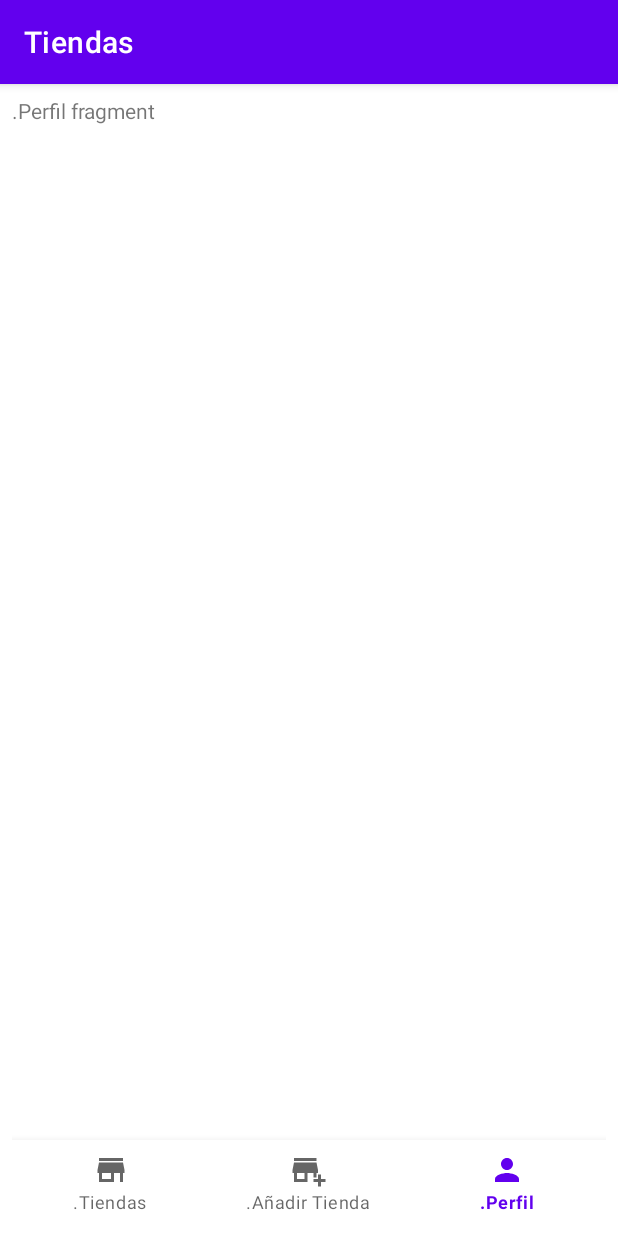
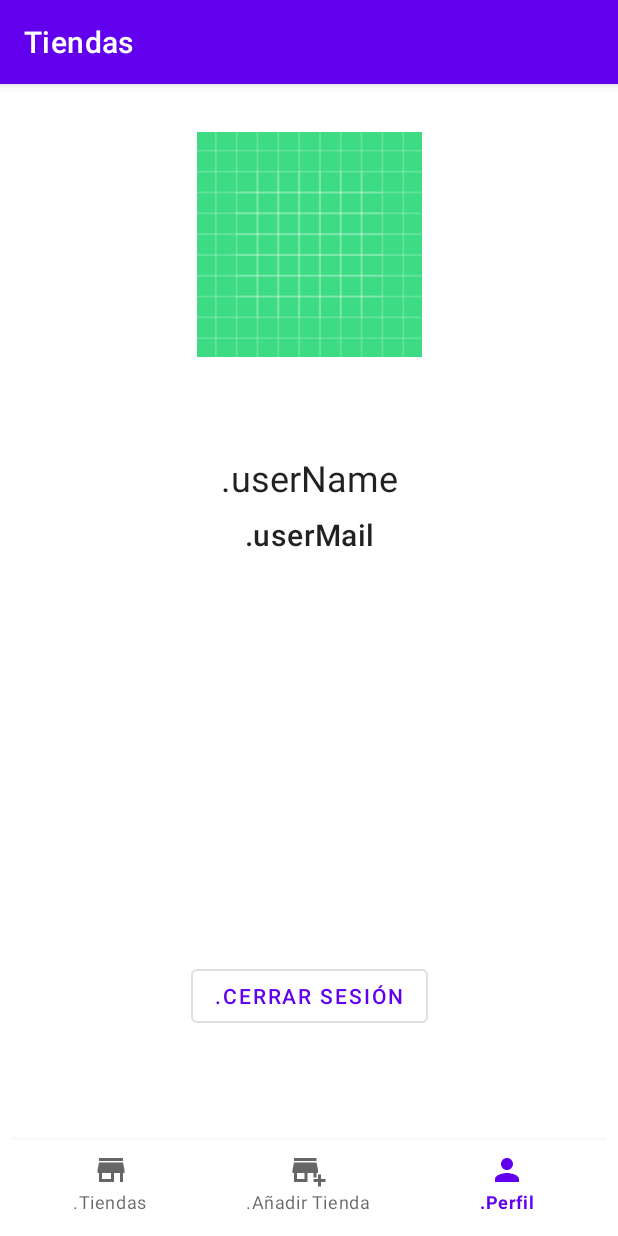
Before and after one commit to CarlosAlbertoLS/Stores, an Android app: the ProfileFragment screen opened through its navigation route, on a phone screen of 412 x 824 dp. Run offline under Robolectric (Android 15) with nearby library versions, the phone set to English and light mode, and no system bars; our stand-ins replace Dagger/Hilt's generated code, navigation-ui.

Commit message:
implemented fragment profile and fixed Login and Sign In

```diff
--- a/app/src/main/java/com/sonder/tiendas/ui/listStores/profile/ProfileFragment.kt
+++ b/app/src/main/java/com/sonder/tiendas/ui/listStores/profile/ProfileFragment.kt
@@ -6,15 +6,29 @@ import android.view.LayoutInflater
 import android.view.View
 import android.view.ViewGroup
 import com.sonder.tiendas.R
+import com.sonder.tiendas.data.network.utils.SessionManager
+import com.sonder.tiendas.databinding.FragmentProfileBinding
+import com.sonder.tiendas.ui.login.MainActivity
 import dagger.hilt.android.AndroidEntryPoint
 
 @AndroidEntryPoint
 class ProfileFragment : Fragment() {
+    private lateinit var binding: FragmentProfileBinding
     override fun onCreateView(
         inflater: LayoutInflater, container: ViewGroup?,
         savedInstanceState: Bundle?
     ): View? {
-        // Inflate the layout for this fragment
-        return inflater.inflate(R.layout.fragment_profile, container, false)
+        binding = FragmentProfileBinding.inflate(inflater, container, false)
+        return binding.root
+    }
+
+    override fun onViewCreated(view: View, savedInstanceState: Bundle?) {
+        super.onViewCreated(view, savedInstanceState)
+        binding.btnLogout.setOnClickListener { logout() }
+    }
+
+    private fun logout() {
+        SessionManager.clearData(requireContext())
+        startActivity(MainActivity.createMin(requireContext()))
     }
 }
--- a/app/src/main/java/com/sonder/tiendas/ui/login/MainActivity.kt
+++ b/app/src/main/java/com/sonder/tiendas/ui/login/MainActivity.kt
@@ -4,6 +4,7 @@ import android.content.Context
 import android.content.Intent
 import androidx.appcompat.app.AppCompatActivity
 import android.os.Bundle
+import android.util.Log
 import androidx.activity.viewModels
 import com.google.android.material.dialog.MaterialAlertDialogBuilder
 import com.sonder.tiendas.R
@@ -26,6 +27,7 @@ class MainActivity : AppCompatActivity() {
         binding = ActivityMainBinding.inflate(layoutInflater)
         setContentView(binding.root)
         val token = SessionManager.getToken(this)
+        Log.i("token", token.toString())
         if (!token.isNullOrBlank()) {
             navigateToHome()
         }
@@ -58,7 +60,7 @@ class MainActivity : AppCompatActivity() {
         }
     }
 
-    private fun navigateToHome() = startActivity(MainActivity.createMin(this@MainActivity))
+    private fun navigateToHome() = startActivity(StoresActivity.createStores(this@MainActivity))
 
     fun doLogin() {
         val email = binding.etEmail.text.toString() ?: ""
--- a/app/src/main/java/com/sonder/tiendas/ui/signin/SignInActivity.kt
+++ b/app/src/main/java/com/sonder/tiendas/ui/signin/SignInActivity.kt
@@ -2,19 +2,13 @@ package com.sonder.tiendas.ui.signin
 
 import android.content.Context
 import android.content.Intent
-import androidx.appcompat.app.AppCompatActivity
 import android.os.Bundle
 import android.util.Log
 import android.view.MenuItem
-import android.view.View
-import android.widget.Toast
 import androidx.activity.viewModels
-import com.sonder.tiendas.data.network.model.StoresResponse
-import com.sonder.tiendas.data.network.utils.Constants
-import com.sonder.tiendas.data.network.utils.SessionManager
+import androidx.appcompat.app.AppCompatActivity
 import com.sonder.tiendas.databinding.ActivitySignInBinding
 import com.sonder.tiendas.ui.listStores.StoresActivity
-import com.sonder.tiendas.ui.login.MainActivityViewModel
 import dagger.hilt.android.AndroidEntryPoint
 
 @AndroidEntryPoint
@@ -40,11 +34,8 @@ class SignInActivity : AppCompatActivity() {
         viewModel.isLoading.observe(this) { visibility ->
             binding.pbCreateUser.visibility = visibility
         }
-        viewModel.onSignInSelected(email, password, name)
-        /*viewModel.responseToken.observe(this){tokenResponse ->
-            Log.i("signin", tokenResponse.token)
-        }*/
-        Log.i("signin", "$email, $password, $name")
+        viewModel.onSignInSelected(email, password, name, this@SignInActivity)
+        startActivity(StoresActivity.createStores(this@SignInActivity))
     }
 
     override fun onOptionsItemSelected(item: MenuItem): Boolean {
--- a/app/src/main/java/com/sonder/tiendas/ui/signin/SignInViewModel.kt
+++ b/app/src/main/java/com/sonder/tiendas/ui/signin/SignInViewModel.kt
@@ -1,13 +1,12 @@
 package com.sonder.tiendas.ui.signin
 
+import android.content.Context
 import android.util.Log
 import android.view.View
-import androidx.lifecycle.LiveData
 import androidx.lifecycle.MutableLiveData
 import androidx.lifecycle.ViewModel
 import androidx.lifecycle.viewModelScope
-import com.sonder.tiendas.data.network.model.StoresResponse
-import com.sonder.tiendas.domain.LoginUseCase
+import com.sonder.tiendas.data.network.utils.SessionManager
 import com.sonder.tiendas.domain.SignInUseCase
 import dagger.hilt.android.lifecycle.HiltViewModel
 import kotlinx.coroutines.launch
@@ -18,17 +17,14 @@ class SignInViewModel @Inject constructor(
     private val signInUseCase: SignInUseCase
     ): ViewModel() {
     val isLoading: MutableLiveData<Int> = MutableLiveData(View.VISIBLE)
-    var responseToken: MutableLiveData<StoresResponse> = MutableLiveData()
 
-    fun onSignInSelected(email: String, password: String, name: String){
+    fun onSignInSelected(email: String, password: String, name: String, context: Context){
         viewModelScope.launch {
             isLoading.postValue(View.VISIBLE)
             val responseSignIn = signInUseCase(email, password, name)
             val myResponse = responseSignIn.body()
             if (myResponse != null){
-                /*responseToken.value = StoresResponse(token = myResponse.token)
-                isLoading.postValue(View.GONE)*/
-                Log.i("signin", myResponse.token)
+                SessionManager.saveAuthToken(context = context, token = myResponse.token)
             }
             isLoading.postValue(View.GONE)
         }
--- a/app/src/main/res/layout/fragment_profile.xml
+++ b/app/src/main/res/layout/fragment_profile.xml
@@ -1,14 +1,53 @@
 <?xml version="1.0" encoding="utf-8"?>
-<FrameLayout xmlns:android="http://schemas.android.com/apk/res/android"
+<androidx.constraintlayout.widget.ConstraintLayout xmlns:android="http://schemas.android.com/apk/res/android"
     xmlns:tools="http://schemas.android.com/tools"
     android:layout_width="match_parent"
     android:layout_height="match_parent"
+    android:padding="8dp"
+    xmlns:app="http://schemas.android.com/apk/res-auto"
     tools:context=".ui.listStores.profile.ProfileFragment">
 
-    <!-- TODO: Update blank fragment layout -->
+    <ImageView
+        android:id="@+id/imgUserPhoto"
+        android:layout_width="150dp"
+        android:layout_height="150dp"
+        android:src="@drawable/ic_launcher_background"
+        app:layout_constraintStart_toStartOf="parent"
+        app:layout_constraintEnd_toEndOf="parent"
+        app:layout_constraintTop_toTopOf="parent"
+        android:layout_marginTop="@dimen/common_default"/>
+
     <TextView
-        android:layout_width="match_parent"
-        android:layout_height="match_parent"
-        android:text=".Perfil fragment" />
+        android:id="@+id/tvUserName"
+        android:layout_width="wrap_content"
+        android:layout_height="wrap_content"
+        android:text=".userName"
+        android:textAppearance="@style/TextAppearance.MaterialComponents.Headline5"
+        app:layout_constraintStart_toStartOf="parent"
+        app:layout_constraintEnd_toEndOf="parent"
+        app:layout_constraintTop_toBottomOf="@id/imgUserPhoto"
+        android:layout_marginTop="@dimen/common_xlarge"/>
 
-</FrameLayout>
+    <TextView
+        android:id="@+id/tvUserMail"
+        android:layout_width="wrap_content"
+        android:layout_height="wrap_content"
+        android:text=".userMail"
+        android:textAppearance="@style/TextAppearance.MaterialComponents.Headline6"
+        app:layout_constraintStart_toStartOf="parent"
+        app:layout_constraintEnd_toEndOf="parent"
+        app:layout_constraintTop_toBottomOf="@id/tvUserName"
+        android:layout_marginTop="@dimen/common_min"/>
+
+    <com.google.android.material.button.MaterialButton
+        android:id="@+id/btnLogout"
+        android:layout_width="wrap_content"
+        android:layout_height="wrap_content"
+        android:text=".Cerrar sesión"
+        style="@style/Widget.MaterialComponents.Button.OutlinedButton"
+        app:layout_constraintStart_toStartOf="parent"
+        app:layout_constraintEnd_toEndOf="parent"
+        app:layout_constraintBottom_toBottomOf="parent"
+        android:layout_marginBottom="@dimen/common_xlarge"/>
+
+</androidx.constraintlayout.widget.ConstraintLayout>
--- /dev/null
+++ b/app/src/main/res/values/dimens.xml
@@ -0,0 +1,6 @@
+<?xml version="1.0" encoding="utf-8"?>
+<resources>
+    <dimen name="common_default">16dp</dimen>
+    <dimen name="common_xlarge">64dp</dimen>
+    <dimen name="common_min">8dp</dimen>
+</resources>
--- a/app/src/main/res/values/integers.xml
+++ b/app/src/main/res/values/integers.xml
@@ -3,4 +3,5 @@
     <integer name="counter_max_password">8</integer>
     <integer name="counter_max_mail">40</integer>
     <integer name="counter_max_name">35</integer>
+    <integer name="photo_profile">150</integer>
 </resources>
--- a/app/src/main/res/values/strings.xml
+++ b/app/src/main/res/values/strings.xml
@@ -3,7 +3,7 @@
     <string name="login">Login</string>
     <string name="helperRequire">Requerido</string>
     <string name="login_til_password">Password</string>
-    <string name="login_til_email">E-mail</string>
+    <string name="login_til_email">Email</string>
     <string name="dialog_title">Se deben llenar los campos</string>
     <string name="dialog_confirm">Aceptar</string>
     <string name="dialog_cancel">Cancelar</string>
```
